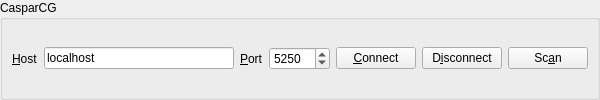
First picture: the form in gui/casparcg.ui, repository dimitry-ishenko-casparcg/pbus2amcp, before the edit.
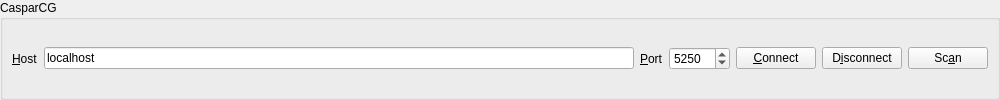
Second picture: the form after the edit.

Diff of the .ui file:
```diff
--- a/gui/casparcg.ui
+++ b/gui/casparcg.ui
@@ -6,7 +6,7 @@
    <rect>
     <x>0</x>
     <y>0</y>
-    <width>600</width>
+    <width>1000</width>
     <height>100</height>
    </rect>
   </property>
```
